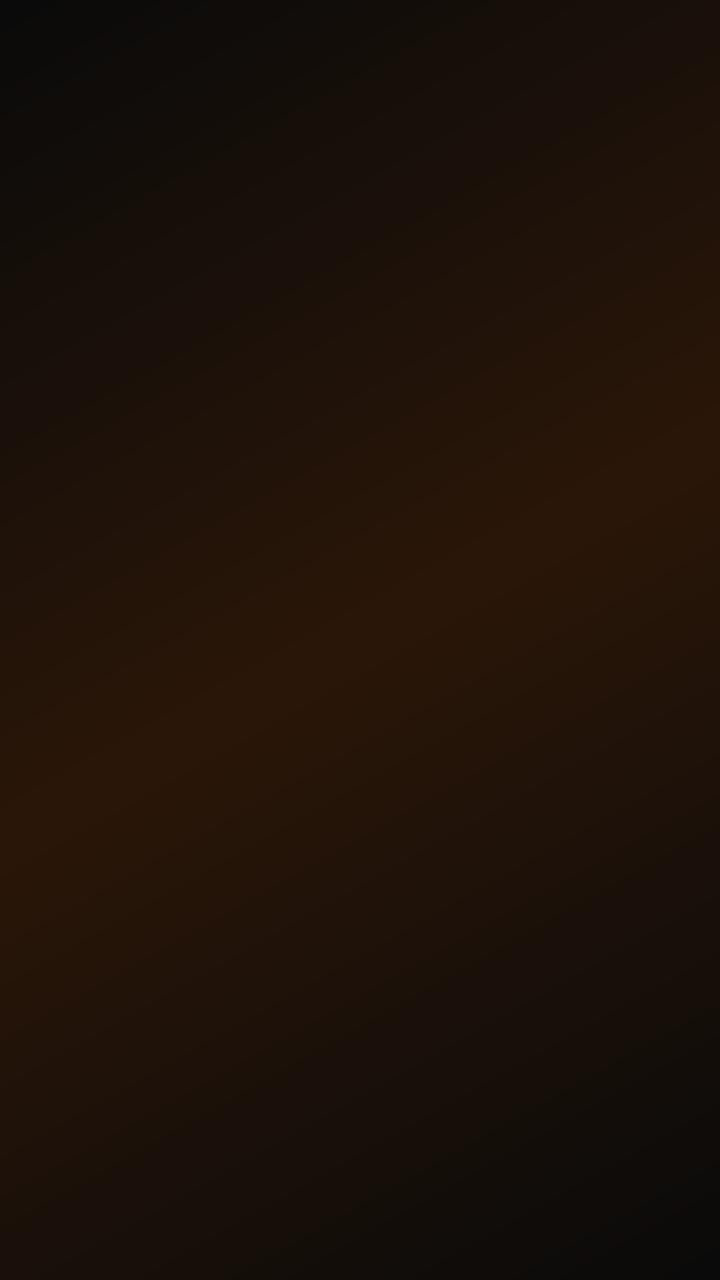
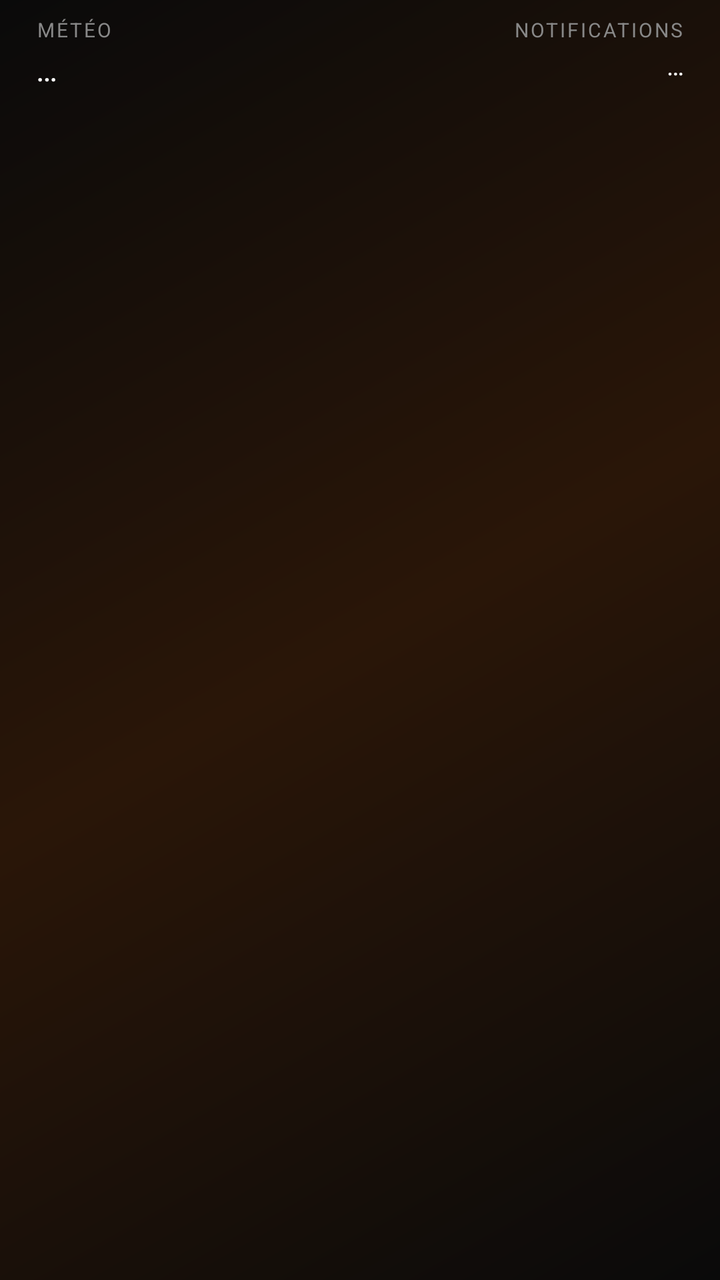

Compare the two renders of this Android layout. The source of the first and the diff that turns it into the second are given below.
<!-- AndroidManifest.xml: application theme Theme.LexOS -->
<!-- res/layout/page_favorites.xml -->
<?xml version="1.0" encoding="utf-8"?>
<androidx.viewpager2.widget.ViewPager2
    xmlns:android="http://schemas.android.com/apk/res/android"
    android:id="@+id/favPager"
    android:layout_width="match_parent"
    android:layout_height="match_parent" />
<!-- resources referenced by this layout -->
<resources>
  <style name="Theme.LexOS" parent="Theme.Material3.Dark.NoActionBar">
          <item name="android:windowBackground">@drawable/lexos_background</item>
          <item name="android:statusBarColor">@android:color/transparent</item>
          <item name="android:navigationBarColor">@android:color/transparent</item>
          <item name="android:windowLightStatusBar">false</item>
          <item name="colorPrimary">@color/lexos_orange</item>
          <item name="android:windowShowWallpaper">false</item>
      </style>
  <!-- drawable lexos_background (drawable) -->
  <?xml version="1.0" encoding="utf-8"?>
  <shape xmlns:android="http://schemas.android.com/apk/res/android"
      android:shape="rectangle">
      <gradient
          android:angle="135"
          android:startColor="@color/lexos_black"
          android:centerColor="@color/lexos_orange_dark"
          android:endColor="@color/lexos_black"
          android:type="linear" />
  </shape>
  <color name="lexos_orange">#FF6A00</color>
  <color name="lexos_black">#0A0A0A</color>
  <color name="lexos_orange_dark">#2A1608</color>
</resources>

<!-- the commit's change to res/layout/page_favorites.xml (unified diff, before → after) -->
@@ -1,6 +1,74 @@
 <?xml version="1.0" encoding="utf-8"?>
-<androidx.viewpager2.widget.ViewPager2
-    xmlns:android="http://schemas.android.com/apk/res/android"
-    android:id="@+id/favPager"
+<LinearLayout xmlns:android="http://schemas.android.com/apk/res/android"
     android:layout_width="match_parent"
-    android:layout_height="match_parent" />
+    android:layout_height="match_parent"
+    android:orientation="vertical">
+
+    
+    <LinearLayout
+        android:layout_width="match_parent"
+        android:layout_height="wrap_content"
+        android:orientation="horizontal"
+        android:paddingStart="18dp"
+        android:paddingEnd="18dp"
+        android:paddingTop="8dp"
+        android:baselineAligned="false">
+
+        <LinearLayout
+            android:layout_width="0dp"
+            android:layout_height="wrap_content"
+            android:layout_weight="1"
+            android:orientation="vertical">
+
+            <TextView
+                android:layout_width="wrap_content"
+                android:layout_height="wrap_content"
+                android:text="MÉTÉO"
+                android:textColor="@color/lexos_grey_dim"
+                android:textSize="10sp"
+                android:letterSpacing="0.1" />
+
+            <TextView
+                android:id="@+id/weatherText"
+                android:layout_width="wrap_content"
+                android:layout_height="wrap_content"
+                android:layout_marginTop="2dp"
+                android:text="…"
+                android:textColor="@color/white"
+                android:textSize="16sp" />
+        </LinearLayout>
+
+        <LinearLayout
+            android:layout_width="0dp"
+            android:layout_height="wrap_content"
+            android:layout_weight="1"
+            android:orientation="vertical"
+            android:gravity="end">
+
+            <TextView
+                android:layout_width="wrap_content"
+                android:layout_height="wrap_content"
+                android:text="NOTIFICATIONS"
+                android:textColor="@color/lexos_grey_dim"
+                android:textSize="10sp"
+                android:letterSpacing="0.1" />
+
+            <TextView
+                android:id="@+id/notifText"
+                android:layout_width="wrap_content"
+                android:layout_height="wrap_content"
+                android:layout_marginTop="2dp"
+                android:gravity="end"
+                android:text="…"
+                android:textColor="@color/white"
+                android:textSize="13sp" />
+        </LinearLayout>
+    </LinearLayout>
+
+    
+    <androidx.viewpager2.widget.ViewPager2
+        android:id="@+id/favPager"
+        android:layout_width="match_parent"
+        android:layout_height="0dp"
+        android:layout_weight="1" />
+</LinearLayout>
<!-- resource entries referenced after the edit -->
@@ -1,5 +1,7 @@
 <!-- resources referenced by this layout -->
 <resources>
+  <color name="lexos_grey_dim">#888888</color>
+  <color name="white">#FFFFFF</color>
   <style name="Theme.LexOS" parent="Theme.Material3.Dark.NoActionBar">
           <item name="android:windowBackground">@drawable/lexos_background</item>
           <item name="android:statusBarColor">@android:color/transparent</item>
